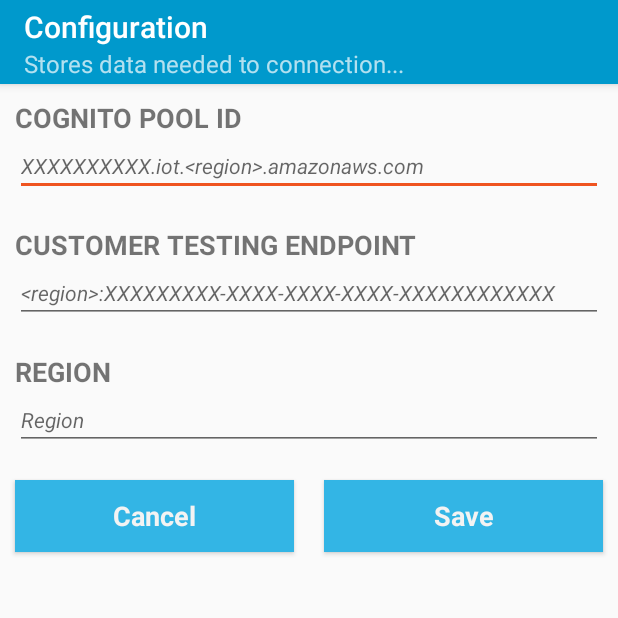
After one commit to Pawel-Szymczyk/intellicube, an Android app: the ConfigPanel screen opened directly, with no data from a screen before it, on a phone screen of 412 x 824 dp, the top half of it. The commit adds this screen. Run offline under Robolectric (Android 15) with nearby library versions, the phone set to English and light mode, and no system bars; 2 statements that could not run were skipped.

Commit message:
Configuration panel
Signed-off-by: Pawel-Szymczyk <szymczyk.pawel@yahoo.co.uk>

```diff
--- a/app/src/main/AndroidManifest.xml
+++ b/app/src/main/AndroidManifest.xml
@@ -39,18 +39,13 @@
                 <action android:name="android.intent.action.MAIN" />
             </intent-filter>
         </activity>
-
-        <activity
-            android:name=".SettingsPanel" />
-
-
-        <activity
-            android:name=".ControlPanel">
-
+        <activity android:name=".SettingsPanel" />
+        <activity android:name=".ControlPanel">
             <intent-filter>
                 <action android:name="android.intent.action.MAIN" />
             </intent-filter>
         </activity>
+        <activity android:name=".ConfigPanel"></activity>
     </application>
 
 </manifest>
--- /dev/null
+++ b/app/src/main/java/com/icube/intelli_cube/ConfigPanel.java
@@ -0,0 +1,21 @@
+package com.icube.intelli_cube;
+
+import android.os.Bundle;
+import android.support.v7.app.ActionBar;
+import android.support.v7.app.AppCompatActivity;
+import android.support.v7.widget.Toolbar;
+
+public class ConfigPanel extends AppCompatActivity {
+
+    @Override
+    protected void onCreate(Bundle savedInstanceState) {
+        super.onCreate(savedInstanceState);
+        setContentView(R.layout.activity_config_panel);
+
+        // Adds subtitle to action bar...
+        ActionBar actionBar = getSupportActionBar();
+        actionBar.setTitle("Configuration");
+
+        actionBar.setSubtitle("Stores data needed to connection...");
+    }
+}
--- a/app/src/main/java/com/icube/intelli_cube/SettingsPanel.java
+++ b/app/src/main/java/com/icube/intelli_cube/SettingsPanel.java
@@ -10,6 +10,7 @@ public class SettingsPanel extends AppCompatActivity {
 
     Button btnGeneral;
     Button btnControlPanel;
+    Button btnConfigCognito;
 
     @Override
     protected void onCreate(Bundle savedInstanceState) {
@@ -18,9 +19,11 @@ public class SettingsPanel extends AppCompatActivity {
 
         btnGeneral = (Button) findViewById(R.id.btnGeneral);
         btnControlPanel = (Button) findViewById(R.id.btnControlPanel);
+        btnConfigCognito = (Button) findViewById(R.id.btnConfigCognito);
 
         btnGeneral.setOnClickListener(btnGeneralClick);
         btnControlPanel.setOnClickListener(btnControlPanelClick);
+        btnConfigCognito.setOnClickListener(btnConfigCognitoClick);
     }
 
     View.OnClickListener btnGeneralClick = new View.OnClickListener() {
@@ -38,4 +41,13 @@ public class SettingsPanel extends AppCompatActivity {
             startActivity(intent);
         }
     };
+
+    View.OnClickListener btnConfigCognitoClick = new View.OnClickListener() {
+        @Override
+        public void onClick(View view) {
+            Intent intent = new Intent(SettingsPanel.this, ConfigPanel.class);
+            startActivity(intent);
+        }
+    };
+
 }
--- /dev/null
+++ b/app/src/main/java/com/icube/intelli_cube/data/Configurations/Configuration.java
@@ -0,0 +1,9 @@
+package com.icube.intelli_cube.data.Configurations;
+
+/**
+ * Configuration Model...
+ */
+public class Configuration {
+
+
+}
--- /dev/null
+++ b/app/src/main/res/layout/activity_config_panel.xml
@@ -0,0 +1,137 @@
+<?xml version="1.0" encoding="utf-8"?>
+<LinearLayout xmlns:android="http://schemas.android.com/apk/res/android"
+    xmlns:app="http://schemas.android.com/apk/res-auto"
+    xmlns:tools="http://schemas.android.com/tools"
+    android:layout_width="match_parent"
+    android:layout_height="match_parent"
+    android:orientation="vertical"
+    tools:context=".ConfigPanel">
+
+
+    <LinearLayout
+        android:layout_width="match_parent"
+        android:layout_height="wrap_content"
+        android:orientation="vertical">
+
+        <TextView
+            android:layout_width="match_parent"
+            android:layout_height="wrap_content"
+            android:layout_marginLeft="10dp"
+            android:layout_marginRight="10dp"
+            android:layout_marginTop="10dp"
+            android:text="@string/cognito_pool_id"
+            android:textAlignment="textStart"
+            android:textAllCaps="true"
+            android:textSize="18sp"
+            android:textStyle="bold" />
+
+        <EditText
+            android:id="@+id/txtCognitoPoolId"
+            android:layout_width="match_parent"
+            android:layout_height="wrap_content"
+            android:layout_marginBottom="10dp"
+            android:layout_marginLeft="10dp"
+            android:layout_marginRight="10dp"
+            android:ems="10"
+            android:hint="@string/xxxxxxxxxx_iot_region_amazonaws_com"
+            android:inputType="text"
+            android:textAlignment="textStart"
+            android:textSize="14sp"
+            android:textStyle="italic" />
+    </LinearLayout>
+
+    <LinearLayout
+        android:layout_width="match_parent"
+        android:layout_height="wrap_content"
+        android:orientation="vertical">
+
+        <TextView
+            android:layout_width="match_parent"
+            android:layout_height="wrap_content"
+            android:layout_marginLeft="10dp"
+            android:layout_marginRight="10dp"
+            android:layout_marginTop="10dp"
+            android:text="@string/customer_testing_endpoint"
+            android:textAlignment="textStart"
+            android:textAllCaps="true"
+            android:textSize="18sp"
+            android:textStyle="bold" />
+
+        <EditText
+            android:id="@+id/txtCustomerSpecificEnpoint"
+            android:layout_width="match_parent"
+            android:layout_height="wrap_content"
+            android:layout_marginBottom="10dp"
+            android:layout_marginLeft="10dp"
+            android:layout_marginRight="10dp"
+            android:ems="10"
+            android:hint="@string/region_xxxxxxxxx_xxxx_xxxx_xxxx_xxxxxxxxxxxx"
+            android:textAlignment="textStart"
+            android:textSize="14sp"
+            android:textStyle="italic"
+            android:inputType="" />
+    </LinearLayout>
+
+    <LinearLayout
+        android:layout_width="match_parent"
+        android:layout_height="wrap_content"
+        android:orientation="vertical">
+
+        <TextView
+            android:layout_width="match_parent"
+            android:layout_height="wrap_content"
+            android:layout_marginLeft="10dp"
+            android:layout_marginRight="10dp"
+            android:layout_marginTop="10dp"
+            android:text="@string/region"
+            android:textAlignment="textStart"
+            android:textAllCaps="true"
+            android:textSize="18sp"
+            android:textStyle="bold" />
+
+        <EditText
+            android:id="@+id/txtRegion"
+            android:layout_width="match_parent"
+            android:layout_height="wrap_content"
+            android:layout_marginBottom="10dp"
+            android:layout_marginLeft="10dp"
+            android:layout_marginRight="10dp"
+            android:ems="10"
+            android:hint="@string/region"
+            android:inputType=""
+            android:textAlignment="textStart"
+            android:textSize="14sp"
+            android:textStyle="italic" />
+    </LinearLayout>
+
+    <LinearLayout
+        android:layout_width="match_parent"
+        android:layout_height="match_parent"
+        android:orientation="horizontal">
+
+        <Button
+            android:id="@+id/btnCancel"
+            style="@android:style/Widget.Holo.Button.Borderless"
+            android:layout_width="wrap_content"
+            android:layout_height="wrap_content"
+            android:layout_margin="10dp"
+            android:layout_weight="1"
+            android:background="@android:color/holo_blue_light"
+            android:text="@string/cancel"
+            android:textAlignment="center"
+            android:textStyle="bold" />
+
+        <Button
+            android:id="@+id/btnSave"
+            style="@android:style/Widget.Holo.Button.Borderless"
+            android:layout_width="wrap_content"
+            android:layout_height="wrap_content"
+            android:layout_margin="10dp"
+            android:layout_weight="1"
+            android:background="@android:color/holo_blue_light"
+            android:text="@string/save"
+            android:textAlignment="center"
+            android:textStyle="bold" />
+    </LinearLayout>
+
+</LinearLayout>
--- a/app/src/main/res/layout/activity_settings_panel.xml
+++ b/app/src/main/res/layout/activity_settings_panel.xml
@@ -34,5 +34,15 @@
             android:textAlignment="textStart"
             android:textStyle="bold" />
 
+        <Button
+            android:id="@+id/btnConfigCognito"
+            android:layout_width="match_parent"
+            android:layout_height="wrap_content"
+            android:background="@android:color/background_light"
+            android:paddingLeft="10dp"
+            android:text="Configuration Cognito"
+            android:textAlignment="textStart"
+            android:textStyle="bold" />
+
     </LinearLayout>
 </LinearLayout>
--- a/app/src/main/res/values/strings.xml
+++ b/app/src/main/res/values/strings.xml
@@ -75,4 +75,11 @@
     <string name="pref_ringtone_silent">Silent</string>
 
     <string name="pref_title_vibrate">Vibrate</string>
+    <string name="cognito_pool_id">Cognito Pool ID</string>
+    <string name="xxxxxxxxxx_iot_region_amazonaws_com"><![CDATA[XXXXXXXXXX.iot.<region>.amazonaws.com]]></string>
+    <string name="customer_testing_endpoint">Customer Testing Endpoint</string>
+    <string name="region">Region</string>
+    <string name="cancel">Cancel</string>
+    <string name="save">Save</string>
+    <string name="region_xxxxxxxxx_xxxx_xxxx_xxxx_xxxxxxxxxxxx"><![CDATA[<region>:XXXXXXXXX-XXXX-XXXX-XXXX-XXXXXXXXXXXX]]></string>
 </resources>
```
